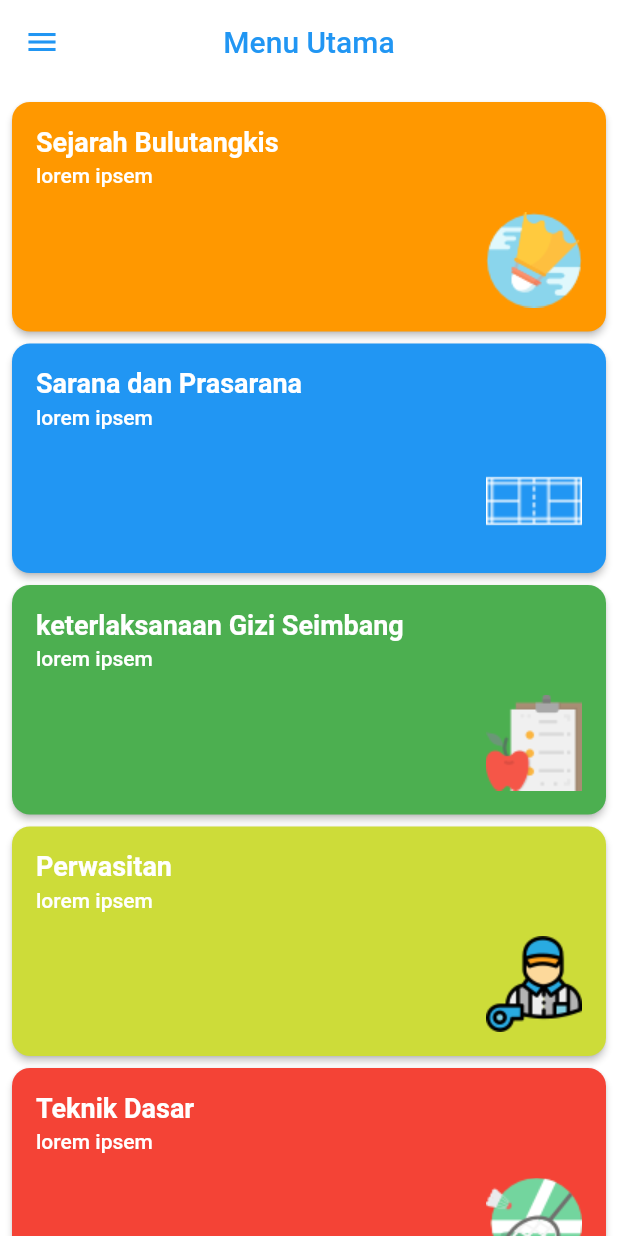
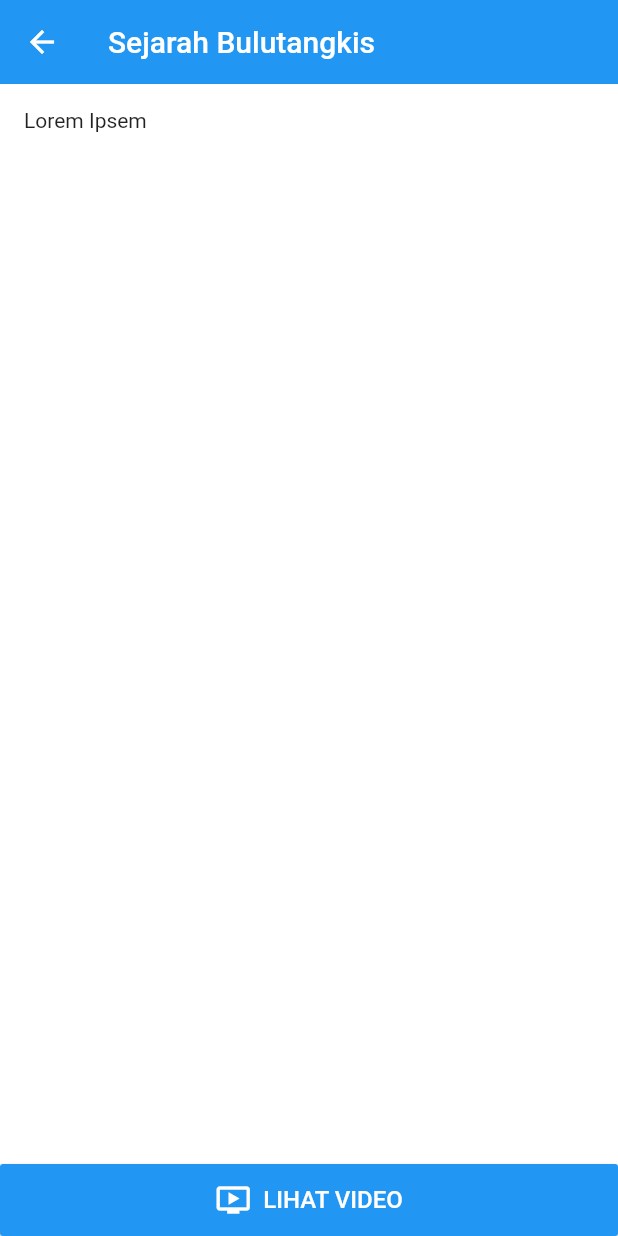
Before and after one commit to feriyalsusanto/badminton_flutter_app, a Flutter app: the screen it shows after launch, after a tap on "Sejarah Bulutangkis", on a phone screen of 412 x 824 dp. Run offline on Flutter 3.47's test engine with Material 2 defaults, Android fonts, the phone set to English and light mode, and no system bars; our stand-ins replace chewie, video_player.

Commit message:
add history page

```diff
--- a/lib/home/home.page.dart
+++ b/lib/home/home.page.dart
@@ -1,3 +1,4 @@
+import 'package:badminton_trainer/home/menu/history.page.dart';
 import 'package:badminton_trainer/model/draweritem.model.dart';
 import 'package:badminton_trainer/model/menuitem.model.dart';
 import 'package:flutter/material.dart';
@@ -99,7 +100,9 @@ class _HomePageState extends State<HomePage> {
       menuOptions.add(Padding(
         padding: EdgeInsets.only(bottom: 4.0, top: 4.0),
         child: RaisedButton(
-            onPressed: () {},
+            onPressed: () {
+              _menuPressedHandler(item.title.toLowerCase());
+            },
             padding: EdgeInsets.all(16.0),
             color: item.backgroundColor,
             shape: RoundedRectangleBorder(
@@ -137,4 +140,17 @@ class _HomePageState extends State<HomePage> {
     });
     return menuOptions;
   }
+
+  _menuPressedHandler(String title) {
+    StatefulWidget widget;
+    switch (title) {
+      case 'sejarah bulutangkis':
+        widget = HistoryPage();
+        break;
+    }
+
+    Navigator.push(context, MaterialPageRoute(builder: (context) {
+      return widget;
+    }));
+  }
 }
--- /dev/null
+++ b/lib/home/menu/history.page.dart
@@ -0,0 +1,58 @@
+import 'package:badminton_trainer/home/menu/videoplayer.dart';
+import 'package:flutter/material.dart';
+
+class HistoryPage extends StatefulWidget {
+  @override
+  _HistoryPageState createState() {
+    return _HistoryPageState();
+  }
+}
+
+class _HistoryPageState extends State<HistoryPage> {
+  @override
+  Widget build(BuildContext context) {
+    return Scaffold(
+        backgroundColor: Colors.white,
+        appBar: AppBar(
+          title: Text('Sejarah Bulutangkis'),
+        ),
+        body: Column(
+          crossAxisAlignment: CrossAxisAlignment.stretch,
+          children: <Widget>[
+            Expanded(
+                child: Container(
+              padding: EdgeInsets.all(16.0),
+              child: Text('Lorem Ipsem'),
+            )),
+            RaisedButton(
+              padding: EdgeInsets.symmetric(vertical: 12.0),
+              onPressed: () {
+                Navigator.push(context, MaterialPageRoute(builder: (context) {
+                  return VideoPlayer('Video Sejarah Bulutangkis',
+                      'https://flutter.github.io/assets-for-api-docs/assets/videos/butterfly.mp4');
+                }));
+              },
+              child: Row(
+                mainAxisAlignment: MainAxisAlignment.center,
+                children: <Widget>[
+                  Icon(
+                    Icons.ondemand_video,
+                    color: Colors.white,
+                    size: 24.0,
+                  ),
+                  Padding(
+                    padding: EdgeInsets.only(left: 8.0),
+                    child: Text(
+                      'LIHAT VIDEO',
+                      style: TextStyle(color: Colors.white, fontSize: 16.0),
+                    ),
+                  )
+                ],
+              ),
+              color: Colors.blue,
+              materialTapTargetSize: MaterialTapTargetSize.shrinkWrap,
+            )
+          ],
+        ));
+  }
+}
```
